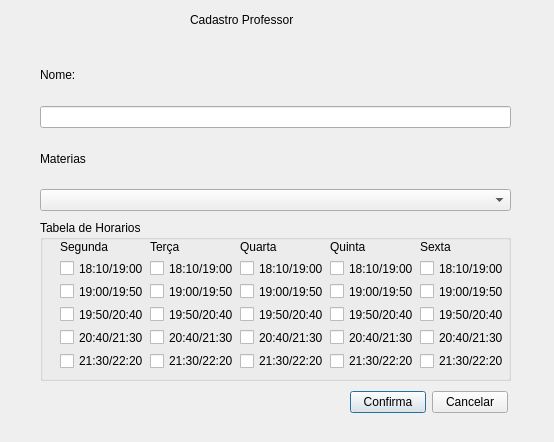
Before: the Qt Designer form Mayko/projeto/cadastro.ui in UnPComp2013/Grupo6, drawn with Qt 5.
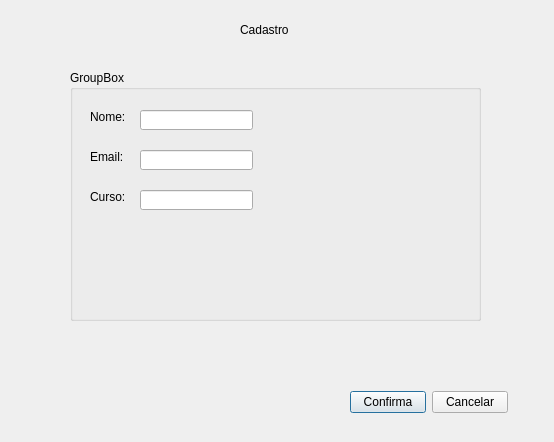
After: the same form once the commit is applied.

Patch:
```diff
--- a/Mayko/projeto/cadastro.ui
+++ b/Mayko/projeto/cadastro.ui
@@ -22,9 +22,9 @@
   <widget class="QLabel" name="label">
    <property name="geometry">
     <rect>
-     <x>190</x>
-     <y>10</y>
-     <width>131</width>
+     <x>240</x>
+     <y>20</y>
+     <width>71</width>
      <height>20</height>
     </rect>
    </property>
@@ -32,75 +32,9 @@
     <string notr="true">font: 75 10pt &quot;MS Shell Dlg 2&quot;;</string>
    </property>
    <property name="text">
-    <string>Cadastro Professor</string>
+    <string>Cadastro </string>
    </property>
   </widget>
-  <widget class="QWidget" name="layoutWidget">
-   <property name="geometry">
-    <rect>
-     <x>40</x>
-     <y>50</y>
-     <width>471</width>
-     <height>161</height>
-    </rect>
-   </property>
-   <layout class="QVBoxLayout" name="verticalLayout">
-    <item>
-     <widget class="QLabel" name="txt_nome">
-      <property name="styleSheet">
-       <string notr="true">font: 75 10pt &quot;MS Shell Dlg 2&quot;;</string>
-      </property>
-      <property name="text">
-       <string>Nome:</string>
-      </property>
-     </widget>
-    </item>
-    <item>
-     <widget class="QLineEdit" name="edt_nome"/>
-    </item>
-    <item>
-     <widget class="QLabel" name="txt_materia">
-      <property name="text">
-       <string>Materias</string>
-      </property>
-     </widget>
-    </item>
-    <item>
-     <widget class="QComboBox" name="comboBox">
-      <item>
-       <property name="text">
-        <string/>
-       </property>
-      </item>
-      <item>
-       <property name="text">
-        <string>Calculo I</string>
-       </property>
-      </item>
-      <item>
-       <property name="text">
-        <string>Calculo 2</string>
-       </property>
-      </item>
-      <item>
-       <property name="text">
-        <string>Calculo 3</string>
-       </property>
-      </item>
-      <item>
-       <property name="text">
-        <string>Circuito e Instrumentação</string>
-       </property>
-      </item>
-      <item>
-       <property name="text">
-        <string>Matematica aplicada a engenharia(MATLAB)</string>
-       </property>
-      </item>
-     </widget>
-    </item>
-   </layout>
-  </widget>
   <widget class="QWidget" name="layoutWidget_6">
    <property name="geometry">
     <rect>
@@ -130,284 +64,83 @@
   <widget class="QGroupBox" name="groupBox">
    <property name="geometry">
     <rect>
-     <x>40</x>
-     <y>220</y>
-     <width>471</width>
-     <height>161</height>
+     <x>70</x>
+     <y>70</y>
+     <width>411</width>
+     <height>251</height>
     </rect>
    </property>
    <property name="title">
-    <string>Tabela de Horarios</string>
+    <string>GroupBox</string>
    </property>
-   <widget class="QWidget" name="layoutWidget_2">
+   <widget class="QLabel" name="label_2">
     <property name="geometry">
      <rect>
       <x>20</x>
-      <y>20</y>
-      <width>85</width>
-      <height>130</height>
+      <y>40</y>
+      <width>46</width>
+      <height>13</height>
      </rect>
     </property>
-    <layout class="QVBoxLayout" name="verticalLayout_2">
-     <item>
-      <widget class="QLabel" name="lab_Segunda">
-       <property name="text">
-        <string>Segunda</string>
-       </property>
-      </widget>
-     </item>
-     <item>
-      <widget class="QCheckBox" name="cb_Segunda1">
-       <property name="text">
-        <string>18:10/19:00</string>
-       </property>
-      </widget>
-     </item>
-     <item>
-      <widget class="QCheckBox" name="cb_Segunda2">
-       <property name="text">
-        <string>19:00/19:50</string>
-       </property>
-      </widget>
-     </item>
-     <item>
-      <widget class="QCheckBox" name="cb_Segunda3">
-       <property name="text">
-        <string>19:50/20:40</string>
-       </property>
-      </widget>
-     </item>
-     <item>
-      <widget class="QCheckBox" name="cb_Segunda4">
-       <property name="text">
-        <string>20:40/21:30</string>
-       </property>
-      </widget>
-     </item>
-     <item>
-      <widget class="QCheckBox" name="cb_Segunda5">
-       <property name="text">
-        <string>21:30/22:20</string>
-       </property>
-      </widget>
-     </item>
-    </layout>
+    <property name="text">
+     <string>Nome:</string>
+    </property>
    </widget>
-   <widget class="QWidget" name="layoutWidget_3">
+   <widget class="QLabel" name="label_3">
     <property name="geometry">
      <rect>
-      <x>110</x>
-      <y>20</y>
-      <width>85</width>
-      <height>130</height>
+      <x>20</x>
+      <y>80</y>
+      <width>46</width>
+      <height>13</height>
      </rect>
     </property>
-    <layout class="QVBoxLayout" name="verticalLayout_3">
-     <item>
-      <widget class="QLabel" name="lab_Terca">
-       <property name="text">
-        <string>Terça</string>
-       </property>
-      </widget>
-     </item>
-     <item>
-      <widget class="QCheckBox" name="cb_Terca1">
-       <property name="text">
-        <string>18:10/19:00</string>
-       </property>
-      </widget>
-     </item>
-     <item>
-      <widget class="QCheckBox" name="cb_Terca2">
-       <property name="text">
-        <string>19:00/19:50</string>
-       </property>
-      </widget>
-     </item>
-     <item>
-      <widget class="QCheckBox" name="cb_Terca3">
-       <property name="text">
-        <string>19:50/20:40</string>
-       </property>
-      </widget>
-     </item>
-     <item>
-      <widget class="QCheckBox" name="cb_Terca4">
-       <property name="text">
-        <string>20:40/21:30</string>
-       </property>
-      </widget>
-     </item>
-     <item>
-      <widget class="QCheckBox" name="cb_Terca5">
-       <property name="text">
-        <string>21:30/22:20</string>
-       </property>
-      </widget>
-     </item>
-    </layout>
+    <property name="text">
+     <string>Email:</string>
+    </property>
    </widget>
-   <widget class="QWidget" name="layoutWidget_4">
+   <widget class="QLineEdit" name="lineEdit">
     <property name="geometry">
      <rect>
-      <x>200</x>
-      <y>20</y>
-      <width>85</width>
-      <height>130</height>
+      <x>70</x>
+      <y>40</y>
+      <width>113</width>
+      <height>20</height>
      </rect>
     </property>
-    <layout class="QVBoxLayout" name="verticalLayout_4">
-     <item>
-      <widget class="QLabel" name="lab_Quarta">
-       <property name="text">
-        <string>Quarta</string>
-       </property>
-      </widget>
-     </item>
-     <item>
-      <widget class="QCheckBox" name="cb_Quarta1">
-       <property name="text">
-        <string>18:10/19:00</string>
-       </property>
-      </widget>
-     </item>
-     <item>
-      <widget class="QCheckBox" name="cb_Quarta2">
-       <property name="text">
-        <string>19:00/19:50</string>
-       </property>
-      </widget>
-     </item>
-     <item>
-      <widget class="QCheckBox" name="cb_Quarta3">
-       <property name="text">
-        <string>19:50/20:40</string>
-       </property>
-      </widget>
-     </item>
-     <item>
-      <widget class="QCheckBox" name="cb_Quarta4">
-       <property name="text">
-        <string>20:40/21:30</string>
-       </property>
-      </widget>
-     </item>
-     <item>
-      <widget class="QCheckBox" name="cb_Quarta5">
-       <property name="text">
-        <string>21:30/22:20</string>
-       </property>
-      </widget>
-     </item>
-    </layout>
    </widget>
-   <widget class="QWidget" name="layoutWidget_5">
+   <widget class="QLineEdit" name="lineEdit_2">
     <property name="geometry">
      <rect>
-      <x>290</x>
-      <y>20</y>
-      <width>85</width>
-      <height>130</height>
+      <x>70</x>
+      <y>80</y>
+      <width>113</width>
+      <height>20</height>
      </rect>
     </property>
-    <layout class="QVBoxLayout" name="verticalLayout_5">
-     <item>
-      <widget class="QLabel" name="lab_Quinta">
-       <property name="text">
-        <string>Quinta</string>
-       </property>
-      </widget>
-     </item>
-     <item>
-      <widget class="QCheckBox" name="cb_Quinta1">
-       <property name="text">
-        <string>18:10/19:00</string>
-       </property>
-      </widget>
-     </item>
-     <item>
-      <widget class="QCheckBox" name="cb_Quinta2">
-       <property name="text">
-        <string>19:00/19:50</string>
-       </property>
-      </widget>
-     </item>
-     <item>
-      <widget class="QCheckBox" name="cb_Quinta3">
-       <property name="text">
-        <string>19:50/20:40</string>
-       </property>
-      </widget>
-     </item>
-     <item>
-      <widget class="QCheckBox" name="cb_Quinta4">
-       <property name="text">
-        <string>20:40/21:30</string>
-       </property>
-      </widget>
-     </item>
-     <item>
-      <widget class="QCheckBox" name="cb_Quinta5">
-       <property name="text">
-        <string>21:30/22:20</string>
-       </property>
-      </widget>
-     </item>
-    </layout>
    </widget>
-   <widget class="QWidget" name="layoutWidget_7">
+   <widget class="QLabel" name="label_4">
     <property name="geometry">
      <rect>
-      <x>380</x>
-      <y>20</y>
-      <width>85</width>
-      <height>130</height>
+      <x>20</x>
+      <y>120</y>
+      <width>46</width>
+      <height>13</height>
      </rect>
     </property>
-    <layout class="QVBoxLayout" name="verticalLayout_6">
-     <item>
-      <widget class="QLabel" name="lab_Sexta">
-       <property name="text">
-        <string>Sexta</string>
-       </property>
-      </widget>
-     </item>
-     <item>
-      <widget class="QCheckBox" name="cb_Sexta1">
-       <property name="text">
-        <string>18:10/19:00</string>
-       </property>
-      </widget>
-     </item>
-     <item>
-      <widget class="QCheckBox" name="cb_Sexta2">
-       <property name="text">
-        <string>19:00/19:50</string>
-       </property>
-      </widget>
-     </item>
-     <item>
-      <widget class="QCheckBox" name="cb_Sexta3">
-       <property name="text">
-        <string>19:50/20:40</string>
-       </property>
-      </widget>
-     </item>
-     <item>
-      <widget class="QCheckBox" name="cb_Sexta4">
-       <property name="text">
-        <string>20:40/21:30</string>
-       </property>
-      </widget>
-     </item>
-     <item>
-      <widget class="QCheckBox" name="cb_Sexta5">
-       <property name="text">
-        <string>21:30/22:20</string>
-       </property>
-      </widget>
-     </item>
-    </layout>
+    <property name="text">
+     <string>Curso:</string>
+    </property>
+   </widget>
+   <widget class="QLineEdit" name="lineEdit_3">
+    <property name="geometry">
+     <rect>
+      <x>70</x>
+      <y>120</y>
+      <width>113</width>
+      <height>20</height>
+     </rect>
+    </property>
    </widget>
   </widget>
  </widget>
```
